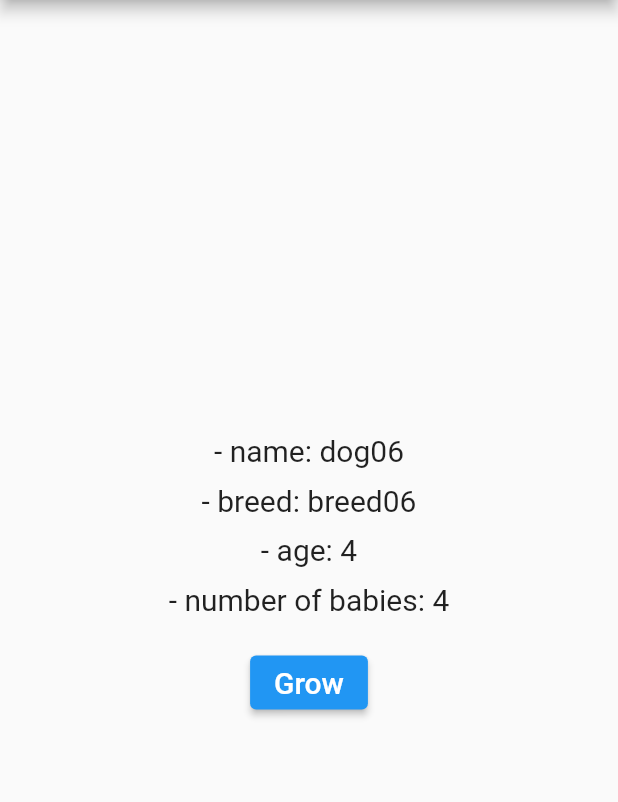
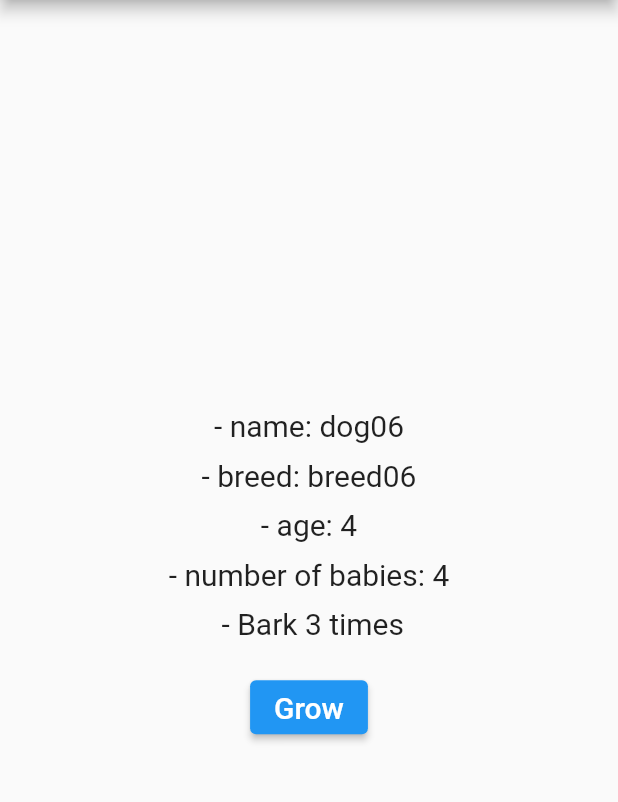
Before and after one commit to startFromBottom/flutter_provider_essential_overview, a Flutter app: the screen it shows after launch, after a tap on "Grow", on a phone screen of 412 x 824 dp, the part 84-886 px from its top. Run offline on Flutter 3.47's test engine with Material 2 defaults, Android fonts, the phone set to English and light mode, and no system bars.

Commit message:
Chapter 14. StreamProvider

```diff
--- a/lib/main.dart
+++ b/lib/main.dart
@@ -27,7 +27,16 @@
             final babies = Babies(age: dogAge);
             return babies.getBabies();
           },
-        )
+        ),
+        StreamProvider<String>(
+          initialData: "Bark 0 times",
+          create: (context) {
+            // create는 한 번만 호출되기 때문에, watch를 여기서 사용하는 것은 논리적으로 맞지 않는다.
+            final int dogAge = context.read<Dog>().age;
+            final babies = Babies(age: dogAge * 2);
+            return babies.bark();
+          },
+        ),
       ],
       child: MaterialApp(
         title: 'Provider 05',
@@ -111,6 +120,11 @@
           "- number of babies: ${context.watch<int>()}",
           style: TextStyle(fontSize: 20.0),
         ),
+        SizedBox(height: 10.0),
+        Text(
+          " - ${context.watch<String>()}",
+          style: TextStyle(fontSize: 20.0),
+        ),
         SizedBox(height: 20.0),
         ElevatedButton(
           onPressed: () => context.read<Dog>().grow(),
--- a/lib/models/babies.dart
+++ b/lib/models/babies.dart
@@ -16,4 +16,11 @@
       return 2;
     }
   }
+
+  Stream<String> bark() async* {
+    for (int i = 0; i < age; i++) {
+      await Future.delayed(Duration(seconds: 2));
+      yield "Bark $i times";
+    }
+  }
 }
```
